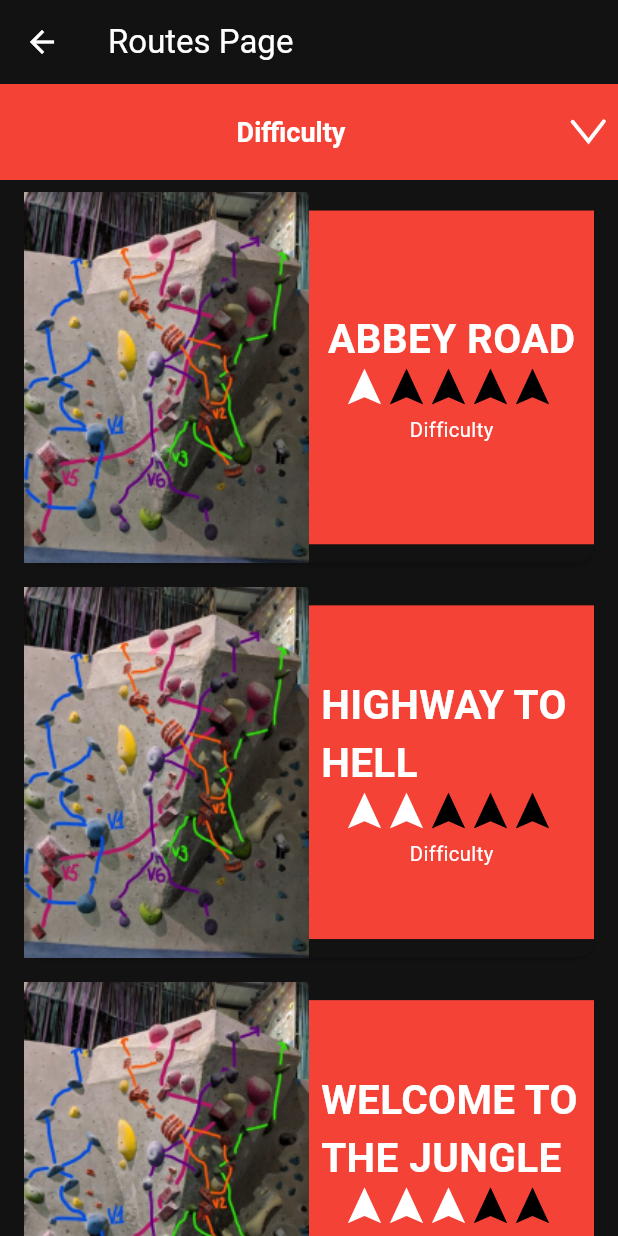
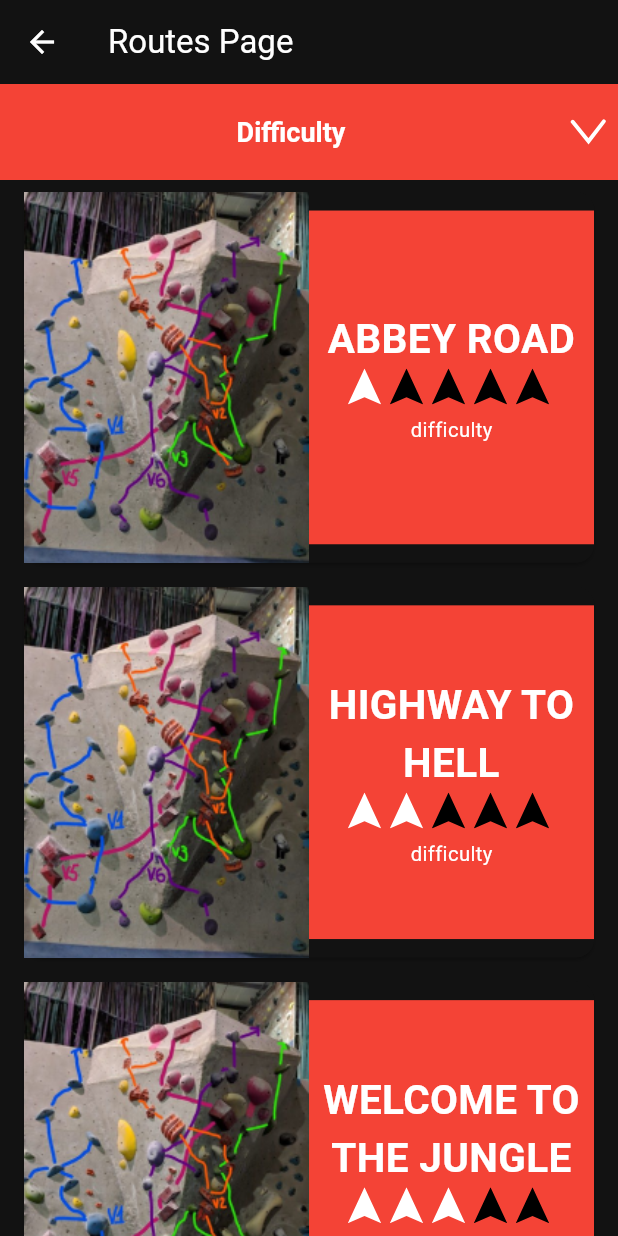
Before and after one commit to Petar-Taneski/boulder_bar_app, a Flutter app: the screen it shows after launch, after a tap on "Find Routes", on a phone screen of 412 x 824 dp. Run offline on Flutter 3.47's test engine with Material 3 defaults, Android fonts, the phone set to English and light mode, and no system bars; our stand-ins replace flutter_svg.

Commit message:
Took the routes data outside of the widget and in a dedicated file. FIxed some positioning bugs.

```diff
--- /dev/null
+++ b/lib/data/routes_data.dart
@@ -0,0 +1,37 @@
+final List<Map<String, dynamic>> routes = [
+  {
+    'id': '1',
+    'img': 'assets/photos/abbey_road.png',
+    'title': 'Abbey Road',
+    'difficulty': 1,
+    'completed': false,
+  },
+  {
+    'id': '2',
+    'img': 'assets/photos/highway_to_hell.png',
+    'title': 'Highway to Hell',
+    'difficulty': 2,
+    'completed': true,
+  },
+  {
+    'id': '3',
+    'img': 'assets/photos/abbey_road.png',
+    'title': 'Welcome to the Jungle',
+    'difficulty': 3,
+    'completed': false,
+  },
+  {
+    'id': '4',
+    'img': 'assets/photos/abbey_road.png',
+    'title': 'Hard Road',
+    'difficulty': 4,
+    'completed': true,
+  },
+  {
+    'id': '5',
+    'img': 'assets/photos/abbey_road.png',
+    'title': 'Iron Man',
+    'difficulty': 5,
+    'completed': false,
+  },
+];
--- a/lib/main.dart
+++ b/lib/main.dart
@@ -13,7 +13,6 @@
     return MaterialApp(
       title: 'Flutter Demo',
       theme: ThemeData(
-        // define the theme as black
         colorScheme: ColorScheme.dark(),
         useMaterial3: true,
       ),
--- a/lib/screens/home.dart
+++ b/lib/screens/home.dart
@@ -9,20 +9,17 @@
         child: Column(
           mainAxisAlignment: MainAxisAlignment.center,
           children: <Widget>[
-            // Find Routes Button
             SizedBox(
-              width: 268, // Fixed width for both buttons
+              width: 268,
               child: ElevatedButton(
                 style: ElevatedButton.styleFrom(
-                  backgroundColor: Color(0xFFC93A31), // Button color
+                  backgroundColor: Color(0xFFC93A31),
                   shape: RoundedRectangleBorder(
-                    borderRadius:
-                        BorderRadius.circular(30.0), // Fully rounded corners
+                    borderRadius: BorderRadius.circular(30.0),
                   ),
-                  padding: EdgeInsets.symmetric(vertical: 15), // Button size
+                  padding: EdgeInsets.symmetric(vertical: 15),
                 ),
                 onPressed: () {
-                  // Navigate to Find Routes Page
                   Navigator.push(
                     context,
                     MaterialPageRoute(builder: (context) => Routes()),
@@ -37,21 +34,18 @@
                 ),
               ),
             ),
-            SizedBox(height: 20), // Space between buttons
-            // About Button
+            SizedBox(height: 20),
             SizedBox(
-              width: 268, // Fixed width for both buttons
+              width: 268,
               child: ElevatedButton(
                 style: ElevatedButton.styleFrom(
-                  backgroundColor: Color(0xFFC93A31), // Button color
+                  backgroundColor: Color(0xFFC93A31),
                   shape: RoundedRectangleBorder(
-                    borderRadius:
-                        BorderRadius.circular(30.0), // Fully rounded corners
+                    borderRadius: BorderRadius.circular(30.0),
                   ),
-                  padding: EdgeInsets.symmetric(vertical: 15), // Button size
+                  padding: EdgeInsets.symmetric(vertical: 15),
                 ),
                 onPressed: () {
-                  // Navigate to About Page
                   Navigator.push(
                     context,
                     MaterialPageRoute(builder: (context) => AboutPage()),
--- a/lib/screens/routes.dart
+++ b/lib/screens/routes.dart
@@ -1,6 +1,7 @@
 import 'package:flutter/material.dart';
 import 'package:flutter_svg/flutter_svg.dart';
-import '../widgets/route_widget.dart'; // Importing RouteWidget
+import '../widgets/route_widget.dart';
+import '../data/routes_data.dart'; // Importing routes data
 
 class Routes extends StatefulWidget {
   const Routes({super.key});
@@ -10,46 +11,7 @@
 }
 
 class _RoutesState extends State<Routes> {
-  // Sample data
-  final List<Map<String, dynamic>> routes = [
-    {
-      'id': '1',
-      'img': 'assets/photos/abbey_road.png',
-      'title': 'Abbey Road',
-      'difficulty': 1,
-      'completed': false,
-    },
-    {
-      'id': '2',
-      'img': 'assets/photos/highway_to_hell.png',
-      'title': 'Highway to Hell',
-      'difficulty': 2,
-      'completed': true,
-    },
-    {
-      'id': '3',
-      'img': 'assets/photos/abbey_road.png',
-      'title': 'Welcome to the Jungle',
-      'difficulty': 3,
-      'completed': false,
-    },
-    {
-      'id': '4',
-      'img': 'assets/photos/abbey_road.png',
-      'title': 'Hard Road',
-      'difficulty': 4,
-      'completed': true,
-    },
-    {
-      'id': '5',
-      'img': 'assets/photos/abbey_road.png',
-      'title': 'Iron Man',
-      'difficulty': 5,
-      'completed': false,
-    },
-  ];
-
-  String selectedDifficulty = 'Difficulty'; // Default option
+  String selectedDifficulty = 'Difficulty';
 
   @override
   Widget build(BuildContext context) {
@@ -60,7 +22,6 @@
       body: SingleChildScrollView(
         child: Column(
           children: [
-            // Dropdown and list of routes logic
             Container(
               color: Colors.red,
               width: double.infinity,
@@ -84,7 +45,7 @@
                         fontWeight: FontWeight.bold,
                       ),
                       underline: Container(),
-                      isExpanded: true, // Make the button expand to fill the width
+                      isExpanded: true,
                       items: <String>[
                         'Difficulty',
                         'Very easy',
@@ -118,17 +79,20 @@
                 ],
               ),
             ),
-
-            // List of route widgets
             Column(
               children: routes
                   .where((route) =>
                       selectedDifficulty == 'Difficulty' ||
-                      selectedDifficulty == 'Very easy' && route['difficulty'] == 1 ||
-                      selectedDifficulty == 'Easy' && route['difficulty'] == 2 ||
-                      selectedDifficulty == 'Medium' && route['difficulty'] == 3 ||
-                      selectedDifficulty == 'Hard' && route['difficulty'] == 4 ||
-                      selectedDifficulty == 'Very hard' && route['difficulty'] == 5)
+                      selectedDifficulty == 'Very easy' &&
+                          route['difficulty'] == 1 ||
+                      selectedDifficulty == 'Easy' &&
+                          route['difficulty'] == 2 ||
+                      selectedDifficulty == 'Medium' &&
+                          route['difficulty'] == 3 ||
+                      selectedDifficulty == 'Hard' &&
+                          route['difficulty'] == 4 ||
+                      selectedDifficulty == 'Very hard' &&
+                          route['difficulty'] == 5)
                   .map((route) => RouteWidget(
                         id: route['id'],
                         img: route['img'],
--- a/lib/widgets/route_widget.dart
+++ b/lib/widgets/route_widget.dart
@@ -52,12 +52,15 @@
                   mainAxisAlignment: MainAxisAlignment.center,
                   crossAxisAlignment: CrossAxisAlignment.center,
                   children: [
-                    Text(
-                      title.toUpperCase(),
-                      style: TextStyle(
-                        color: Colors.white,
-                        fontSize: titleFontSize,
-                        fontWeight: FontWeight.bold,
+                    Center(
+                      child: Text(
+                        title.toUpperCase(),
+                        textAlign: TextAlign.center,
+                        style: TextStyle(
+                          color: Colors.white,
+                          fontSize: titleFontSize,
+                          fontWeight: FontWeight.bold,
+                        ),
                       ),
                     ),
                     Row(
@@ -89,7 +92,7 @@
                     ),
                     const SizedBox(height: 8),
                     Text(
-                      'Difficulty',
+                      'difficulty',
                       style: TextStyle(
                         color: Colors.white,
                         fontSize: titleFontSize / 2,
```
